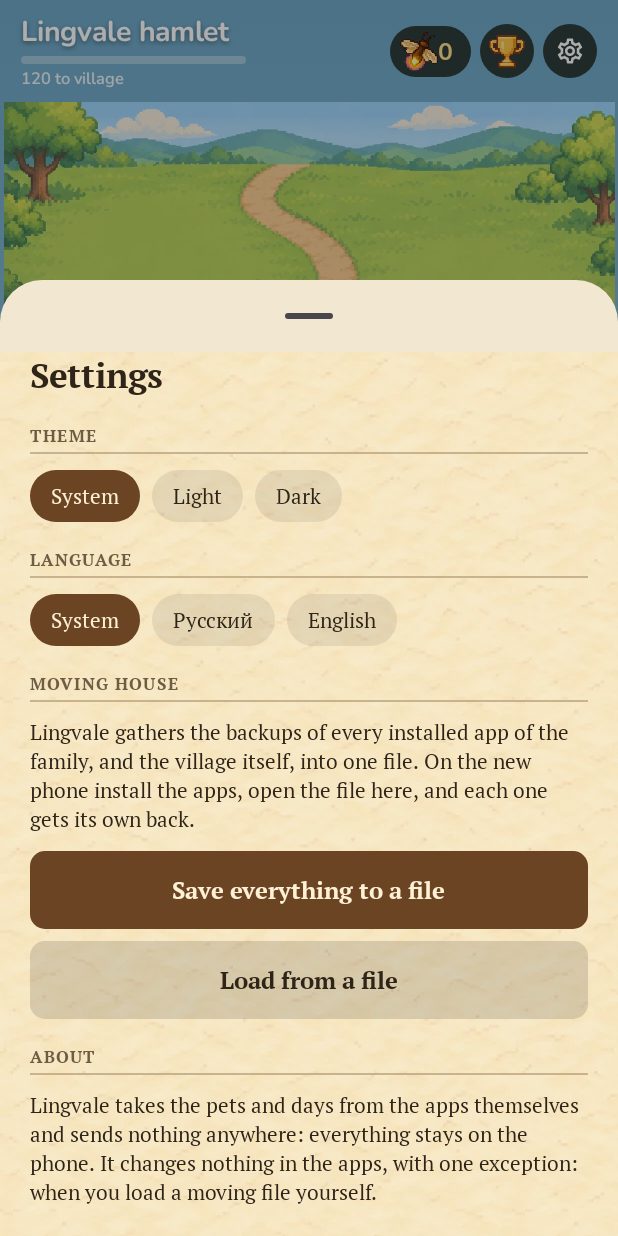
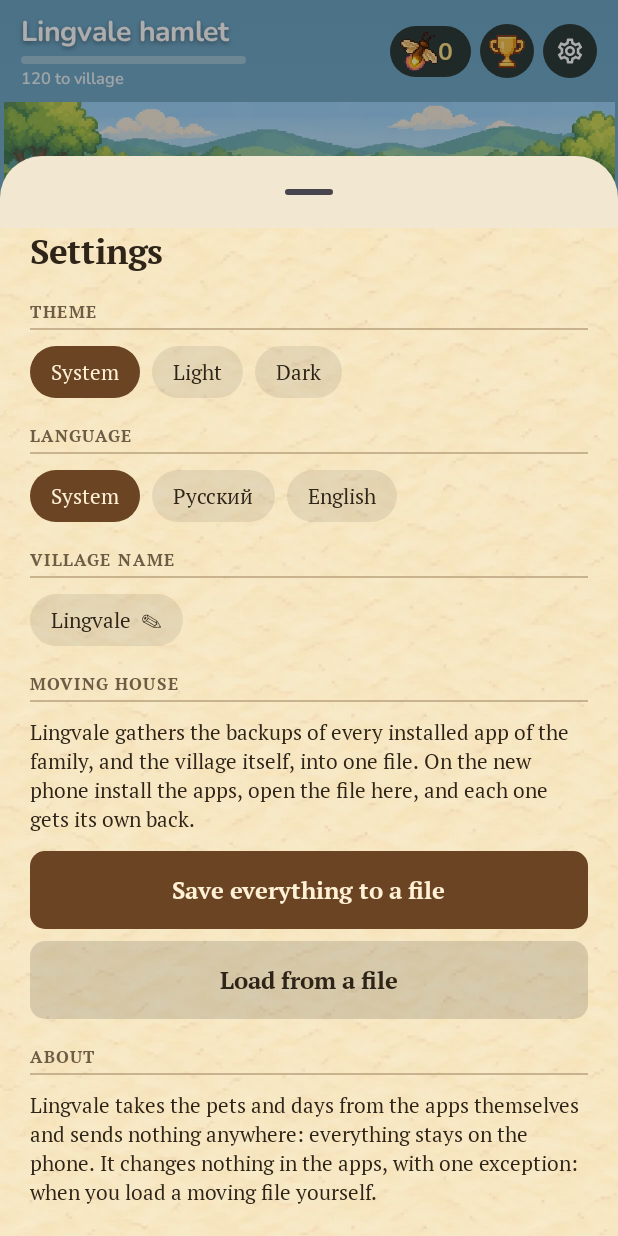
Before and after one commit to bigdevwhale/lingvale, an Android app built with Jetpack Compose: the screen it shows after launch (MainActivity), after a tap on "Settings", on a phone screen of 412 x 824 dp. Run offline under Robolectric (Android 15) with nearby library versions, the phone set to English and light mode, and no system bars; pictures from the network do not load; 7 statements that could not run were skipped; 1 other tap on this screen came first.

Commit message:
A village of one's own name: tap the title or Settings (#7)
Co-Authored-By: Claude Opus 5.5 <noreply@anthropic.com>

```diff
--- a/app/src/main/java/app/lingvale/LingvaleApp.kt
+++ b/app/src/main/java/app/lingvale/LingvaleApp.kt
@@ -15,11 +15,21 @@ import org.json.JSONArray
 import org.json.JSONObject
 
 /** The few settings: the theme ("", "light", "dark") and whether the welcome was read. */
+/** How long the village's name may be. */
+const val NAME_MAX = 24
+
+/** What the village is called: the player's name for it or «Lingvale». */
+fun villageName(n: String) = n.ifBlank { "Lingvale" }
+
 class Prefs(ctx: Context) {
     private val sp = ctx.getSharedPreferences("lingvale", Context.MODE_PRIVATE)
     private val _theme = MutableStateFlow(sp.getString("theme", "").orEmpty())
     val theme: StateFlow<String> = _theme
     fun setTheme(t: String) { sp.edit().putString("theme", t).apply(); _theme.value = t }
+    private val _name = MutableStateFlow(sp.getString("name", "").orEmpty())
+    /** The village's own name, given by the player (#7); blank keeps «Lingvale». */
+    val name: StateFlow<String> = _name
+    fun setName(n: String) { val t = n.trim().take(NAME_MAX); sp.edit().putString("name", t).apply(); _name.value = t }
     private val _built = MutableStateFlow(sp.getString("built", "").orEmpty().split(',').filter { it.isNotBlank() })
     /** The houses the player chose to build, in the order they went up; only these stand in the village. */
     val built: StateFlow<List<String>> = _built
@@ -66,7 +76,7 @@ class Prefs(ctx: Context) {
 
     /** The village's own things for a moving file: what is built, how it looks, what was bought and claimed. */
     fun export(): JSONObject = JSONObject()
-        .put("theme", _theme.value).put("built", JSONArray(_built.value))
+        .put("theme", _theme.value).put("name", _name.value).put("built", JSONArray(_built.value))
         .put("bg", _style.value.bg).put("path", _style.value.path).put("weather", _style.value.weather)
         .put("skins", JSONObject(_style.value.skins.filterValues { it > 0 }))
         .put("start", _progress.value.start).put("spent", _progress.value.spent).put("bonus", _progress.value.bonus).put("letter", _progress.value.letter)
@@ -79,7 +89,7 @@ class Prefs(ctx: Context) {
         val style = Styling(o.optString("bg", "summer"), o.optString("path", "sand"), o.optString("weather"), skins)
         val p = Progress(o.getLong("start"), o.optInt("spent"), o.optInt("bonus"), strings("owned").toSet(), strings("claimed").toSet(), o.optLong("letter"), strings("got").toSet())
         sp.edit().putLong("start", p.start).putBoolean("welcomed", true).putBoolean("askedToBuild", true).apply()
-        setTheme(o.optString("theme")); setBuilt(strings("built")); setStyle { style }; update { p }
+        setTheme(o.optString("theme")); setName(o.optString("name")); setBuilt(strings("built")); setStyle { style }; update { p }
     }
 }
 
--- a/app/src/main/java/app/lingvale/domain/Gazette.kt
+++ b/app/src/main/java/app/lingvale/domain/Gazette.kt
@@ -40,13 +40,13 @@ object Gazette {
         ), seed + n)
     }
 
-    fun issue(live: List<House>, d: Long, start: Long, levelName: String, shopHint: String?): Issue {
+    fun issue(live: List<House>, d: Long, start: Long, levelName: String, shopHint: String?, village: String = "Lingvale"): Issue {
         val busy = Game.busy(live, d)
         val gain = Game.dayGain(live, d)
         val loc = if (Lang.ru) Locale.forLanguageTag("ru") else Locale.ENGLISH
         val date = LocalDate.ofEpochDay(d).format(DateTimeFormatter.ofPattern(if (Lang.ru) "EEEE, d MMMM" else "EEEE, d MMMM", loc))
         val number = (d - start + 1).coerceAtLeast(1)
-        val dateLine = tr("№ $number · $date · ${levelName.lowercase()} Lingvale · цена – один светлячок", "No. $number · $date · Lingvale ${levelName.lowercase()} · price: one firefly")
+        val dateLine = tr("№ $number · $date · ${levelName.lowercase()} $village · цена – один светлячок", "No. $number · $date · $village ${levelName.lowercase()} · price: one firefly")
         val dayOf = { h: House -> h.snap!!.days.first { it.d == d } }
         val headline = when (busy.size) {
             0 -> tr("Тихий день в долине", "A quiet day in the valley")
--- a/app/src/main/java/app/lingvale/ui/Root.kt
+++ b/app/src/main/java/app/lingvale/ui/Root.kt
@@ -139,6 +139,11 @@ private fun SettingsSheet(onClose: () -> Unit) {
                 Pill("Русский", lang == "ru", { setLanguage("ru") })
                 Pill("English", lang == "en", { setLanguage("en") })
             }
+            app.lingvale.ui.components.PaperSection(tr("Название деревни", "Village name")) {}
+            val vName by c.prefs.name.collectAsState()
+            var naming by remember { mutableStateOf(false) }
+            if (naming) NameDialog { naming = false }
+            Pill(app.lingvale.villageName(vName) + "  ✎", false, { naming = true })
             MovingSection()
             app.lingvale.ui.components.PaperSection(tr("О деревне", "About")) {}
             Text(tr("Lingvale берёт питомцев и дни у самих приложений и никуда их не отправляет: всё остаётся на телефоне. В приложениях она ничего не меняет, кроме одного случая: когда вы сами загружаете файл переезда.",
@@ -177,3 +182,23 @@ private fun Welcome(onDone: () -> Unit) {
         }
     }
 }
+
+/** Gives the village a name of its own (#7); an empty one brings back «Lingvale». */
+@Composable
+fun NameDialog(onClose: () -> Unit) {
+    val c = LocalContext.current.container
+    var text by remember { mutableStateOf(c.prefs.name.value) }
+    androidx.compose.material3.AlertDialog(
+        onDismissRequest = onClose,
+        title = { Text(tr("Как назовём деревню?", "What shall we call the village?"), style = app.lingvale.ui.theme.Ink.head) },
+        text = {
+            Column {
+                androidx.compose.material3.OutlinedTextField(text, { text = it.take(app.lingvale.NAME_MAX) }, Modifier.fillMaxWidth(), singleLine = true,
+                    placeholder = { Text("Lingvale") }, supportingText = { Text("${text.length}/${app.lingvale.NAME_MAX}") })
+                Text(tr("Пустое поле вернёт «Lingvale».", "Leave it empty for «Lingvale»."), style = app.lingvale.ui.theme.Ink.body)
+            }
+        },
+        confirmButton = { androidx.compose.material3.TextButton(onClick = { c.prefs.setName(text); onClose() }) { Text(tr("Готово", "Done")) } },
+        dismissButton = { androidx.compose.material3.TextButton(onClick = onClose) { Text(tr("Отмена", "Cancel")) } },
+    )
+}
--- a/app/src/main/java/app/lingvale/ui/days/Days.kt
+++ b/app/src/main/java/app/lingvale/ui/days/Days.kt
@@ -114,7 +114,8 @@ private fun Paper(live: List<House>, day: Long, onDay: (Long) -> Unit) {
     val hint = Game.decor.firstOrNull { it.id !in pr.owned && it.cost > balance && it.level <= Game.level(total).n }?.let {
         tr("Лавка сообщает: «${it.name}» ждёт покупателя – ${it.cost} светлячков.", "The shop says: the ${it.name.lowercase()} awaits a buyer – ${it.cost} fireflies.")
     }
-    val issue: Issue = remember(live, day, pr) { Gazette.issue(live, day, pr.start, Game.level(total).name, hint) }
+    val vName by LocalContext.current.container.prefs.name.collectAsState()
+    val issue: Issue = remember(live, day, pr, vName) { Gazette.issue(live, day, pr.start, Game.level(total).name, hint, app.lingvale.villageName(vName)) }
 
     Skyline(live, pr.owned)
     Text(tr("ВЕСТНИК ЛИНГВЕЙЛА", "THE LINGVALE GAZETTE"), style = Ink.mast, textAlign = TextAlign.Center, modifier = Modifier.fillMaxWidth())
--- a/app/src/main/java/app/lingvale/ui/village/Village.kt
+++ b/app/src/main/java/app/lingvale/ui/village/Village.kt
@@ -108,7 +108,11 @@ fun VillageScreen(houses: List<House>, onHouse: (House) -> Unit, onSettings: ()
     Column(Modifier.fillMaxSize().background(Brush.verticalGradient(listOf(Color(0xFF6FA8C8), Color(0xFF8FC0D8), Color(0xFF8DBE6C))))) {
         Row(Modifier.fillMaxWidth().statusBarsPadding().padding(horizontal = 14.dp, vertical = 8.dp), verticalAlignment = Alignment.CenterVertically) {
             Column(Modifier.weight(1f)) {
-                Text(tr("${level.name} Lingvale", "Lingvale ${level.name.lowercase()}"), style = T.h2.copy(color = Color.White, shadow = androidx.compose.ui.graphics.Shadow(Color(0x66000000), androidx.compose.ui.geometry.Offset(0f, 2f), 4f)))
+                val vName by c.prefs.name.collectAsState()
+                var naming by remember { mutableStateOf(false) }
+                if (naming) app.lingvale.ui.NameDialog { naming = false }
+                // tap the name to give the village one of your own (#7)
+                Text(tr("${level.name} ${app.lingvale.villageName(vName)}", "${app.lingvale.villageName(vName)} ${level.name.lowercase()}"), modifier = Modifier.clickable { naming = true }, style = T.h2.copy(color = Color.White, shadow = androidx.compose.ui.graphics.Shadow(Color(0x66000000), androidx.compose.ui.geometry.Offset(0f, 2f), 4f)))
                 if (next != null) {
                     Box(Modifier.padding(top = 3.dp, bottom = 2.dp).width(150.dp).height(5.dp).clip(RoundedCornerShape(3.dp)).background(Color(0x55FFFFFF))) {
                         Box(Modifier.fillMaxWidth(((total - level.from).toFloat() / (next.from - level.from)).coerceIn(0f, 1f)).height(5.dp).background(Color(0xFFFFE08A)))
```
